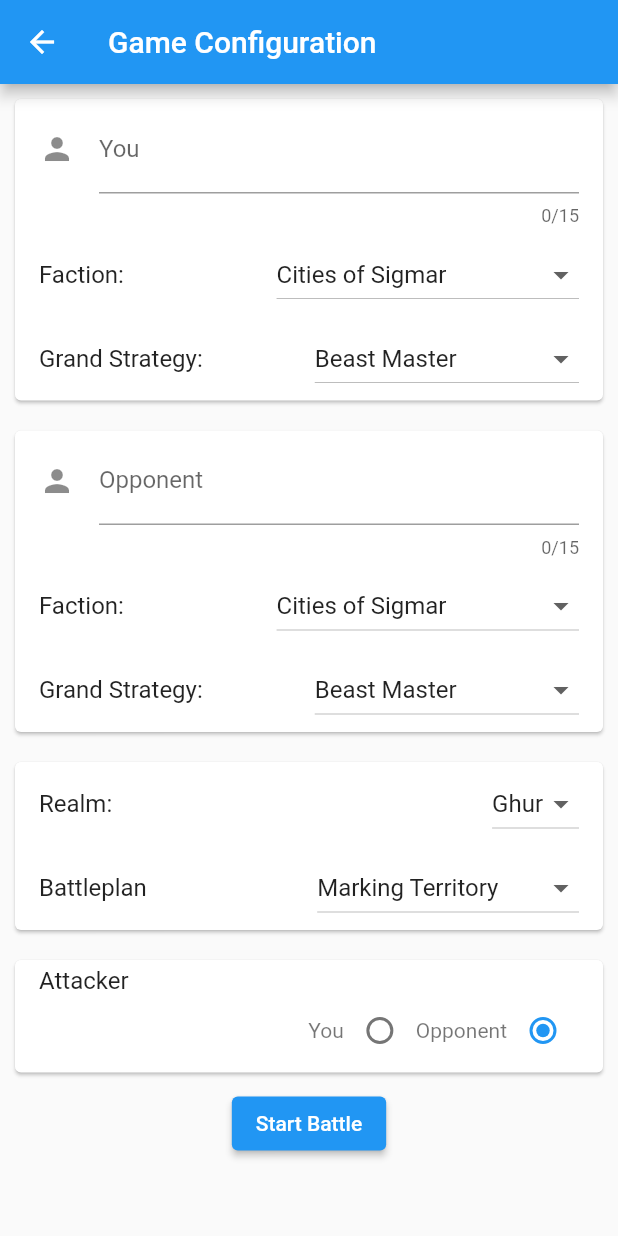
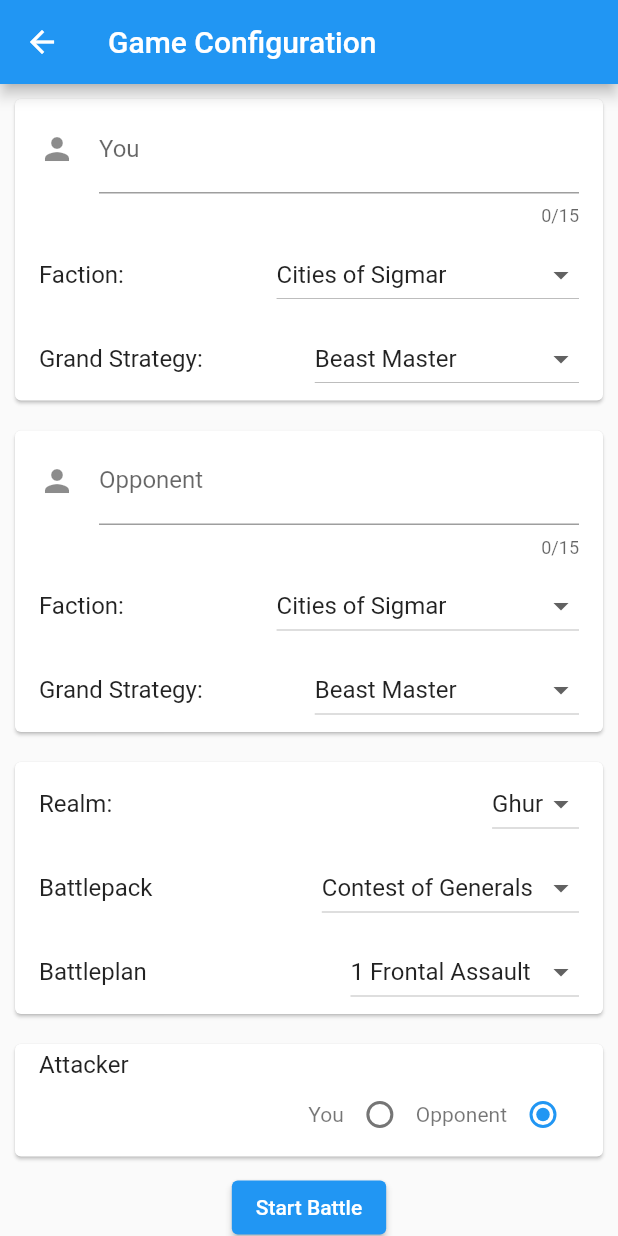
Before and after one commit to Ablanco-ops/aoscompanion, a Flutter app: the screen it shows after launch, after a tap on the "add" icon, on a phone screen of 412 x 824 dp. Run offline on Flutter 3.47's test engine with Material 2 defaults, Android fonts, the phone set to English and light mode, and no system bars; generated files the repository leaves out were written again.

Commit message:
Merge remote-tracking branch 'origin/master'
# Conflicts:
#	lib/generated/l10n.dart
#	lib/l10n/intl_en.arb
#	lib/l10n/intl_es.arb
#	lib/main.dart
#	lib/screens/game_config.dart
#	lib/screens/game_config_screen.dart
#	lib/screens/home_screen.dart
#	lib/screens/pre_game_screen.dart

```diff
--- a/lib/common.dart
+++ b/lib/common.dart
@@ -1,4 +1,5 @@
 export 'package:flutter_gen/gen_l10n/app_localizations.dart';
 export 'package:flutter/material.dart';
+export 'package:provider/provider.dart';
 
 enum lang {EN,ES}
--- a/lib/l10n/intl_en.arb
+++ b/lib/l10n/intl_en.arb
@@ -1,6 +1,7 @@
 {
   "attacker": "Attacker",
   "battleplan": "Battleplan",
+  "battlepack": "Battlepack",
   "faction": "Faction:",
   "grand_strategy": "Grand Strategy:",
   "opponent": "Opponent",
--- a/lib/l10n/intl_es.arb
+++ b/lib/l10n/intl_es.arb
@@ -1,7 +1,8 @@
 {
   "attacker": "Atacante",
   "battleplan": "Battleplan",
-  "faction": "Facción::",
+  "battlepack": "Pack de misiones",
+  "faction": "Facción:",
   "grand_strategy": "Gran Estrategia:",
   "opponent": "Oponente",
   "pre_game_title": "Configuración de la partida",
--- a/lib/main.dart
+++ b/lib/main.dart
@@ -1,19 +1,21 @@
+import 'package:aoscompanion/providers/pre_game_settings.dart';
 import 'package:aoscompanion/screens/game_config_screen.dart';
 import 'package:flutter/material.dart';
 import 'package:flutter_gen/gen_l10n/app_localizations.dart';
 import 'package:flutter_localizations/flutter_localizations.dart';
+import 'package:provider/provider.dart';
 
 import 'screens/home_screen.dart';
 
 void main() {
   runApp(
-    // MultiProvider(
-    //   providers: [
-    //     ChangeNotifierProvider(create: (context) => GameConfigRepository()),
-    //   ],
-    //   child: MyApp(),
-    // ),
-    MyApp(),
+    MultiProvider(
+      providers: [
+        ChangeNotifierProvider(create: (context) => PreGameSettings()),
+      ],
+      child: MyApp(),
+    ),
+    //MyApp(),
   );
 }
 
@@ -22,6 +24,7 @@
   @override
   Widget build(BuildContext context) {
     return MaterialApp(
+      debugShowCheckedModeBanner: false,
       title: 'Flutter Demo',
       theme: ThemeData(
         primarySwatch: Colors.blue,
--- /dev/null
+++ b/lib/model/battlepack.dart
@@ -0,0 +1,11 @@
+class Battlepack{
+  final int index;
+  final List<String> name;
+
+  Battlepack(this.index, this.name);
+
+  @override
+  String toString() {
+    return 'Battlepack{index: $index, name: $name}';
+  }
+}
--- a/lib/model/battleplan.dart
+++ b/lib/model/battleplan.dart
@@ -1,6 +1,12 @@
 class BattlePlan{
   final int index;
   final String name;
+  final String battlepack;
 
-  BattlePlan(this.index, this.name);
+  BattlePlan(this.index, this.name, this.battlepack);
+
+  @override
+  String toString() {
+    return 'BattlePlan{index: $index, name: $name, battlepack: $battlepack}';
+  }
 }
--- a/lib/model/realm.dart
+++ b/lib/model/realm.dart
@@ -3,4 +3,9 @@
   final String name;
 
   Realm(this.index, this.name);
+
+  @override
+  String toString() {
+    return 'Realm{index: $index, name: $name}';
+  }
 }
--- a/lib/providers/game_config_repository.dart
+++ /dev/null
@@ -1,69 +0,0 @@
-import 'package:aoscompanion/model/battleplan.dart';
-import 'package:aoscompanion/model/faction.dart';
-import 'package:aoscompanion/model/grand_strategy.dart';
-import 'package:aoscompanion/model/realm.dart';
-
-class GameConfigRepository {
-  static List<Faction> _factions = [
-    Faction(101, "Cities of Sigmar"),
-    Faction(102, "Daughters of Khaine"),
-    Faction(103, "Fyreslayers"),
-    Faction(104, "Idoneth Deepkin"),
-    Faction(105, "Kharadron Overlords"),
-    Faction(106, "Lumineth Realmlords"),
-    Faction(107, "Seraphon"),
-    Faction(108, "Strormcast Eternals"),
-    Faction(109, "Sylvaneth"),
-    Faction(201, "Beast of Chaos"),
-    Faction(202, "Blades of Khorne"),
-    Faction(203, "Disciples of Tzeentch"),
-    Faction(204, "Hedonites of Slaanesh"),
-    Faction(205, "Legion of Azgorth"),
-    Faction(206, "Legion of the First Prince"),
-    Faction(207, "Maggotkin of Nurgle"),
-    Faction(208, "Skaven"),
-    Faction(209, "Slaves to Darkness"),
-    Faction(301, "Flesheater Courts"),
-    Faction(302, "Nighthaunt"),
-    Faction(303, "Ossiarch Bonereapers"),
-    Faction(304, "Soulblight Gravelords"),
-    Faction(401, "Gloomspite Gitz"),
-    Faction(402, "Ogor Mawtribes"),
-    Faction(403, "Orruk Warclans"),
-    Faction(404, "Sons of Behemat")
-  ];
-  static List<GrandStrategy> _strategies = [
-    GrandStrategy(01, ["Beast Master"]),
-    GrandStrategy(02, ["Dominating Presence"]),
-    GrandStrategy(03, ["Hold the Line"]),
-    GrandStrategy(04, ["Pillars of Belief"]),
-    GrandStrategy(05, ["Predator's Domain"]),
-    GrandStrategy(06, ["Prized Sorcery"]),
-    GrandStrategy(07, ["Sever the Head"]),
-    GrandStrategy(08, ["Vendetta"]),
-  ];
-  static List<Realm> _realms = [Realm(01, "Ghur")];
-
-  static List<BattlePlan> _battlePlans = [
-    BattlePlan(111, "Marking Territory"),
-    BattlePlan(112, "Savage Gains"),
-    BattlePlan(113, "First Blood"),
-    BattlePlan(114, "Power Struggle"),
-    BattlePlan(115, "Survival of the Fittest"),
-    BattlePlan(116, "Tectonic Interference"),
-    BattlePlan(121, "Apex Predators"),
-    BattlePlan(122, "The Vice"),
-    BattlePlan(123, "Tooth and Nail"),
-    BattlePlan(124, "Feral Foray"),
-    BattlePlan(125, "Power in Numbers"),
-    BattlePlan(126, "The Veins of Ghur"),
-  ];
-
-  static List<Realm> get realms => _realms;
-
-  static List<BattlePlan> get battlePlans => _battlePlans;
-
-  static List<Faction> get factions => _factions;
-
-  static List<GrandStrategy> get strategies => _strategies;
-}
--- a/lib/providers/pre_game_settings.dart
+++ b/lib/providers/pre_game_settings.dart
@@ -1,24 +1,106 @@
+import 'package:aoscompanion/model/battlepack.dart';
 import 'package:aoscompanion/model/battleplan.dart';
+import 'package:aoscompanion/model/faction.dart';
+import 'package:aoscompanion/model/grand_strategy.dart';
 import 'package:aoscompanion/model/player.dart';
 import 'package:aoscompanion/model/realm.dart';
-import 'package:aoscompanion/providers/game_config_repository.dart';
 
-class PreGameSettings{
-  Realm realm=GameConfigRepository.realms[0];
-  BattlePlan battlePlan=GameConfigRepository.battlePlans[0];
-  Player player=Player(playerName: "You", faction: GameConfigRepository.factions[0], grandStrategy: GameConfigRepository.strategies[0]);
-  Player opponent=Player(playerName: "Opponent", faction: GameConfigRepository.factions[0], grandStrategy: GameConfigRepository.strategies[0]);
+import '../common.dart';
+
+class PreGameSettings with ChangeNotifier {
+
+  Realm realm=Realm(01, "Ghur");
+  Battlepack battlePack = Battlepack(11, ["Contest of Generals"]);
+  BattlePlan battlePlan = BattlePlan(1101, "Frontal Assault", "Contest of Generals");
+  Player player = Player(playerName: "You", faction: Faction(101, "Cities of Sigmar"), grandStrategy: GrandStrategy(01, ["Beast Master"]));
+  Player opponent = Player(playerName: "Opponent", faction: Faction(101, "Cities of Sigmar"), grandStrategy: GrandStrategy(01, ["Beast Master"]));
   bool attacker=false;
 
-  PreGameSettings._privateConstructor();
-  static final PreGameSettings _settings= PreGameSettings._privateConstructor();
+  static List<Faction> _factions = [
+    Faction(101, "Cities of Sigmar"),
+    Faction(102, "Daughters of Khaine"),
+    Faction(103, "Fyreslayers"),
+    Faction(104, "Idoneth Deepkin"),
+    Faction(105, "Kharadron Overlords"),
+    Faction(106, "Lumineth Realmlords"),
+    Faction(107, "Seraphon"),
+    Faction(108, "Strormcast Eternals"),
+    Faction(109, "Sylvaneth"),
+    Faction(201, "Beast of Chaos"),
+    Faction(202, "Blades of Khorne"),
+    Faction(203, "Disciples of Tzeentch"),
+    Faction(204, "Hedonites of Slaanesh"),
+    Faction(205, "Legion of Azgorth"),
+    Faction(206, "Legion of the First Prince"),
+    Faction(207, "Maggotkin of Nurgle"),
+    Faction(208, "Skaven"),
+    Faction(209, "Slaves to Darkness"),
+    Faction(301, "Flesheater Courts"),
+    Faction(302, "Nighthaunt"),
+    Faction(303, "Ossiarch Bonereapers"),
+    Faction(304, "Soulblight Gravelords"),
+    Faction(401, "Gloomspite Gitz"),
+    Faction(402, "Ogor Mawtribes"),
+    Faction(403, "Orruk Warclans"),
+    Faction(404, "Sons of Behemat")
+  ];
+  List<GrandStrategy> _strategies = [
+    GrandStrategy(01, ["Beast Master"]),
+    GrandStrategy(02, ["Dominating Presence"]),
+    GrandStrategy(03, ["Hold the Line"]),
+    GrandStrategy(04, ["Pillars of Belief"]),
+    GrandStrategy(05, ["Predator's Domain"]),
+    GrandStrategy(06, ["Prized Sorcery"]),
+    GrandStrategy(07, ["Sever the Head"]),
+    GrandStrategy(08, ["Vendetta"]),
+  ];
+  List<Realm> _realms = [Realm(01, "Ghur")];
 
-  factory PreGameSettings(){
-    return _settings;
-  }
+  List<Battlepack> _battlePacks = [
+    Battlepack(11, ["Contest of Generals"]),
+    Battlepack(12, ["Pitched Battles 2021"])
+  ];
+
+  List<BattlePlan> _battlePlans = [
+    BattlePlan(1101, "Frontal Assault", "Contest of Generals"),
+    BattlePlan(1102, "Burn and Pillage", "Contest of Generals"),
+    BattlePlan(1103, "Rising Power", "Contest of Generals"),
+    BattlePlan(1211, "Marking Territory", "Pitched Battles 2021"),
+    BattlePlan(1212, "Savage Gains", "Pitched Battles 2021"),
+    BattlePlan(1213, "First Blood", "Pitched Battles 2021"),
+    BattlePlan(1214, "Power Struggle", "Pitched Battles 2021"),
+    BattlePlan(1215, "Survival of the Fittest", "Pitched Battles 2021"),
+    BattlePlan(1216, "Tectonic Interference", "Pitched Battles 2021"),
+    BattlePlan(1221, "Apex Predators", "Pitched Battles 2021"),
+    BattlePlan(1222, "The Vice", "Pitched Battles 2021"),
+    BattlePlan(1223, "Tooth and Nail", "Pitched Battles 2021"),
+    BattlePlan(1224, "Feral Foray", "Pitched Battles 2021"),
+    BattlePlan(1225, "Power in Numbers", "Pitched Battles 2021"),
+    BattlePlan(1226, "The Veins of Ghur", "Pitched Battles 2021"),
+  ];
+
+
+
+  List<Realm> get realms => _realms;
+
+  List<Battlepack> get battlepacks => _battlePacks;
+
+  List<BattlePlan> get battlePlans => _battlePlans.where((plan) => plan.battlepack == battlePack.name[0]).toList();
+
+  List<Faction> get factions => _factions;
+
+  List<GrandStrategy> get strategies => _strategies;
 
   @override
   String toString() {
-    return 'PreGameSettings{realm: $realm, battlePlan: $battlePlan, player: $player, opponent: $opponent, attacker: $attacker}';
+    return 'PreGameSettings{realm: $realm, battlePack: $battlePack, battlePlan: $battlePlan, player: $player, opponent: $opponent, attacker: $attacker}';
   }
+
+// Realm realm=PreGameSettings.realms[0];
+  // BattlePlan battlePlan=PreGameSettings.battlePlans[0];
+  // Player player=Player(playerName: "You", faction: PreGameSettings.factions[0], grandStrategy: PreGameSettings.strategies[0]);
+  // Player opponent=Player(playerName: "Opponent", faction: PreGameSettings.factions[0], grandStrategy: PreGameSettings.strategies[0]);
+  // bool attacker=false;
+  //
+
 }
--- /dev/null
+++ b/lib/providers/settings_old.dart
@@ -0,0 +1,24 @@
+import 'package:aoscompanion/model/battleplan.dart';
+import 'package:aoscompanion/model/player.dart';
+import 'package:aoscompanion/model/realm.dart';
+import 'package:aoscompanion/providers/pre_game_settings.dart';
+
+class SettingsOld{
+  // Realm realm=PreGameSettings.realms[0];
+  // BattlePlan battlePlan=PreGameSettings.battlePlans[0];
+  // Player player=Player(playerName: "You", faction: PreGameSettings.factions[0], grandStrategy: PreGameSettings.strategies[0]);
+  // Player opponent=Player(playerName: "Opponent", faction: PreGameSettings.factions[0], grandStrategy: PreGameSettings.strategies[0]);
+  // bool attacker=false;
+  //
+  // SettingsOld._privateConstructor();
+  // static final SettingsOld _settings= SettingsOld._privateConstructor();
+  //
+  // factory SettingsOld(){
+  //   return _settings;
+  // }
+  //
+  // @override
+  // String toString() {
+  //   return 'PreGameSettings{realm: $realm, battlePlan: $battlePlan, player: $player, opponent: $opponent, attacker: $attacker}';
+  // }
+}
--- a/lib/screens/game_config_screen.dart
+++ b/lib/screens/game_config_screen.dart
@@ -1,5 +1,4 @@
 import 'package:aoscompanion/common.dart';
-import 'package:aoscompanion/model/player.dart';
 import 'package:aoscompanion/providers/pre_game_settings.dart';
 import 'package:aoscompanion/widgets/attacker_config_card.dart';
 import 'package:aoscompanion/widgets/battleplan_card.dart';
@@ -8,14 +7,13 @@
 
 class GameConfigScreen extends StatelessWidget {
   static const routeName = "/PreGame";
-  late Player player1;
-  Player setPlayer(Player player){
-    debugPrint(player.playerName);
-    return player;
-  }
 
   @override
   Widget build(BuildContext context) {
+    final settings = Provider.of<PreGameSettings>(context);
+    // void launch(){
+    // settings.toString();
+    // }
     return Scaffold(
       //resizeToAvoidBottomInset: false,
       appBar: AppBar(
@@ -29,7 +27,7 @@
             BattleplanCard(),
             AttackerConfigCard(),
             ElevatedButton(
-              onPressed: (){print(PreGameSettings().toString());},
+              onPressed: ()=>print(settings.toString()),
               child: Text(
                 AppLocalizations.of(context)!.start,
               ),
--- a/lib/widgets/attacker_config_card.dart
+++ b/lib/widgets/attacker_config_card.dart
@@ -1,5 +1,6 @@
 import 'package:aoscompanion/decoration.dart';
 import 'package:aoscompanion/providers/pre_game_settings.dart';
+import 'package:provider/provider.dart';
 
 import '../common.dart';
 
@@ -13,12 +14,13 @@
 
   @override
   Widget build(BuildContext context) {
+    final settings = Provider.of<PreGameSettings>(context);
     return Card(
       margin: gameConfigScreenCardMargin,
       child: ListTile(
         title: Text(AppLocalizations.of(context)!.attacker),
         subtitle: Container(
-          width: 100,
+          //width: 100,
           child: Row(
             mainAxisAlignment: MainAxisAlignment.end,
             children: [
@@ -29,7 +31,7 @@
                   onChanged: (bool? value) {
                     setState(() {
                       _attacker = value!;
-                      PreGameSettings().attacker=value;
+                      settings.attacker=value;
                       print(_attacker);
                     });
                   }),
@@ -40,7 +42,7 @@
                   onChanged: (bool? value) {
                     setState(() {
                       _attacker = value!;
-                      PreGameSettings().attacker=value;
+                      settings.attacker=value;
                       print(_attacker);
                     });
                   }),
--- a/lib/widgets/battleplan_card.dart
+++ b/lib/widgets/battleplan_card.dart
@@ -1,7 +1,8 @@
+import 'package:aoscompanion/model/battlepack.dart';
 import 'package:aoscompanion/model/battleplan.dart';
 import 'package:aoscompanion/model/realm.dart';
-import 'package:aoscompanion/providers/game_config_repository.dart';
 import 'package:aoscompanion/providers/pre_game_settings.dart';
+import 'package:provider/provider.dart';
 
 import '../common.dart';
 import '../decoration.dart';
@@ -14,10 +15,13 @@
 class _BattleplanCardState extends State<BattleplanCard> {
   Realm? _chosenRealm;
   BattlePlan? _chosenBattlePlan;
-  PreGameSettings settings= PreGameSettings();
+  Battlepack? _chosenBattlepack;
+
+  //PreGameSettings settings= PreGameSettings();
   @override
   Widget build(BuildContext context) {
-
+    final settings= Provider.of<PreGameSettings>(context);
+    //settings.battlePack?? settings.battlepacks[0];
     return Card(
       margin:  gameConfigScreenCardMargin,
       child: Column(
@@ -25,14 +29,14 @@
           ListTile(
             title: Text(AppLocalizations.of(context)!.realm),
             trailing: DropdownButton(
-                value: _chosenRealm ??= GameConfigRepository.realms[0],
+                value: _chosenRealm ?? settings.realms[0],
                 onChanged: (Realm? newValue) {
                   setState(() {
                     _chosenRealm = newValue;
                     settings.realm=newValue!;
                   });
                 },
-                items: GameConfigRepository.realms.map<DropdownMenuItem<Realm>>((Realm value) {
+                items: settings.realms.map<DropdownMenuItem<Realm>>((Realm value) {
                   return DropdownMenuItem<Realm>(
                     value: value,
                     child: Text(value.name),
@@ -40,20 +44,38 @@
                 }).toList()),
           ),
           ListTile(
+            title: Text(AppLocalizations.of(context)!.battlepack),
+            trailing: DropdownButton(
+                value: _chosenBattlepack ?? settings.battlepacks[0],
+                onChanged: (Battlepack? newValue) {
+                  setState(() {
+                    _chosenBattlepack = newValue;
+                    settings.battlePack=newValue!;
+                    _chosenBattlePlan=settings.battlePlans[0];
+                  });
+                },
+                items: settings.battlepacks.map<DropdownMenuItem<Battlepack>>((Battlepack value) {
+                  return DropdownMenuItem<Battlepack>(
+                    value: value,
+                    child: Text(value.name[0]),
+                  );
+                }).toList()),
+          ),
+          ListTile(
             title: Text(AppLocalizations.of(context)!.battleplan),
             trailing: DropdownButton(
-                value: _chosenBattlePlan ??= GameConfigRepository.battlePlans[0],
+                value: _chosenBattlePlan ??= settings.battlePlans[0],
                 onChanged: (BattlePlan? newValue) {
                   setState(() {
                     _chosenBattlePlan = newValue;
                     settings.battlePlan=newValue!;
                   });
                 },
-                items: GameConfigRepository.battlePlans
+                items: settings.battlePlans
                     .map<DropdownMenuItem<BattlePlan>>((BattlePlan value) {
                   return DropdownMenuItem(
                     value: value,
-                    child: Text(value.name),
+                    child: Text((value.index%100).toString()+" "+value.name),
                   );
                 }).toList()),
           )
--- a/lib/widgets/player_config_card.dart
+++ b/lib/widgets/player_config_card.dart
@@ -1,7 +1,6 @@
 import 'package:aoscompanion/model/faction.dart';
 import 'package:aoscompanion/model/grand_strategy.dart';
 import 'package:aoscompanion/model/player.dart';
-import 'package:aoscompanion/providers/game_config_repository.dart';
 import 'package:aoscompanion/providers/pre_game_settings.dart';
 
 import '../common.dart';
@@ -20,21 +19,23 @@
   Faction? _chosenFaction;
   GrandStrategy? _chosenStrategy;
   String? newName;
-  PreGameSettings settings = PreGameSettings();
+  //SettingsOld settings = SettingsOld();
 
-  void setPlayer(Player player){
-    if (widget.you){
-      settings.player=player;
-    }
-    else{
-      settings.opponent=player;
-    }
-  }
+
 
   @override
   Widget build(BuildContext context) {
-    var player= Player(playerName: newName ??=widget.name, faction: _chosenFaction ??= GameConfigRepository.factions[0],
-        grandStrategy: _chosenStrategy ??= GameConfigRepository.strategies[0]);
+    final settings = Provider.of<PreGameSettings>(context);
+    var player= Player(playerName: newName ??=widget.name, faction: _chosenFaction ??= settings.factions[0],
+        grandStrategy: _chosenStrategy ??= settings.strategies[0]);
+    void setPlayer(Player player){
+      if (widget.you){
+        settings.player=player;
+      }
+      else{
+        settings.opponent=player;
+      }
+    }
 
     return Card(
       margin:  gameConfigScreenCardMargin,
@@ -61,9 +62,9 @@
           ListTile(
             title: Text(AppLocalizations.of(context)!.faction),
             trailing: DropdownButton(
-              value: _chosenFaction ??= GameConfigRepository.factions[0],
+              value: _chosenFaction ?? settings.factions[0],
               items:
-                  GameConfigRepository.factions.map<DropdownMenuItem<Faction>>((Faction value) {
+                  settings.factions.map<DropdownMenuItem<Faction>>((Faction value) {
                 return DropdownMenuItem<Faction>(
                   value: value,
                   child: Text(value.name),
@@ -81,8 +82,8 @@
           ListTile(
             title: Text(AppLocalizations.of(context)!.grand_strategy),
             trailing: DropdownButton(
-              value: _chosenStrategy ??= GameConfigRepository.strategies[0],
-              items: GameConfigRepository.strategies
+              value: _chosenStrategy ?? settings.strategies[0],
+              items: settings.strategies
                   .map<DropdownMenuItem<GrandStrategy>>((GrandStrategy value) {
                 return DropdownMenuItem<GrandStrategy>(
                   value: value,
```
Also changed, not shown: lib/res/game_config.json (added, +44 -0 lines), lib/generated/intl/messages_en.dart, lib/generated/intl/messages_es.dart, lib/generated/l10n.dart.
